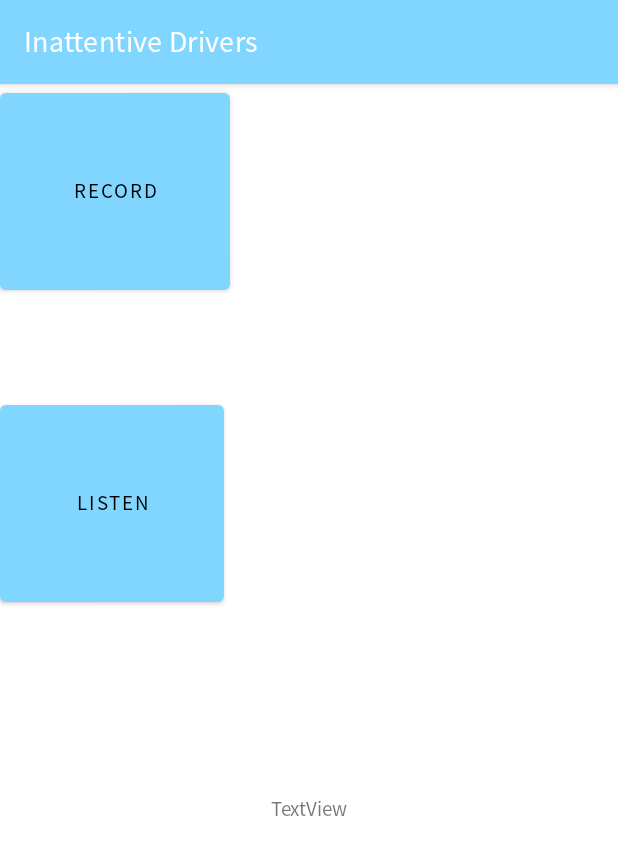
After one commit to martimarino/CAReful, an Android app: the Microphone screen opened directly, with no data from a screen before it, on a phone screen of 412 x 824 dp. The commit adds this screen. Shown: the top 855 px of the screen. Run offline under Robolectric (Android 15) with nearby library versions, the phone set to English and light mode, and no system bars; libraries missing offline, so code that uses them is left out: com.karumi.dexter.

Commit message:
Microphone

```diff
--- a/application/app/build.gradle
+++ b/application/app/build.gradle
@@ -49,4 +49,6 @@ dependencies {
     androidTestImplementation 'androidx.test.ext:junit:1.1.3'
     androidTestImplementation 'androidx.test.espresso:espresso-core:3.4.0'
     implementation 'com.google.android.gms:play-services-location:19.0.1'
+    implementation 'com.karumi:dexter:6.2.2'
+    implementation "androidx.core:core-ktx:+"
 }
--- a/application/app/src/main/AndroidManifest.xml
+++ b/application/app/src/main/AndroidManifest.xml
@@ -7,6 +7,8 @@
     <uses-permission android:name="android.permission.ACCESS_FINE_LOCATION" />
     <uses-permission android:name="android.permission.INTERNET" />
     <uses-permission android:name="android.permission.HIGH_SAMPLING_RATE_SENSORS" />
+    <uses-permission android:name="android.permission.RECORD_AUDIO" />
+    <uses-permission android:name="android.permission.WRITE_EXTERNAL_STORAGE" />
 
     <application
         android:allowBackup="true"
@@ -24,6 +26,9 @@
 
         <activity
             android:name=".ui.newtrip.AccelerometerActivity"
+            android:exported="false" />
+        <activity
+            android:name=".ui.newtrip.Microphone"
             android:exported="false" />
         <activity
             android:name=".ui.newtrip.SmartphoneActivity"
--- /dev/null
+++ b/application/app/src/main/java/it/unipi/dii/inattentivedrivers/ui/newtrip/Microphone.java
@@ -0,0 +1,357 @@
+package it.unipi.dii.inattentivedrivers.ui.newtrip;
+
+import androidx.annotation.NonNull;
+import androidx.appcompat.app.AppCompatActivity;
+
+
+
+import android.Manifest;
+import android.hardware.SensorManager;
+import android.media.AudioFormat;
+import android.media.AudioManager;
+import android.media.AudioRecord;
+import android.media.MediaPlayer;
+import android.media.MediaRecorder;
+import android.os.Bundle;
+import android.os.Environment;
+import android.os.Handler;
+import android.view.View;
+import android.widget.Button;
+import android.widget.ImageButton;
+import android.widget.TextView;
+import android.widget.Toast;
+
+import com.karumi.dexter.Dexter;
+import com.karumi.dexter.MultiplePermissionsReport;
+import com.karumi.dexter.PermissionToken;
+import com.karumi.dexter.listener.PermissionRequest;
+import com.karumi.dexter.listener.multi.MultiplePermissionsListener;
+
+import java.io.FileNotFoundException;
+import java.io.FileOutputStream;
+import java.io.IOException;
+import java.util.List;
+import java.util.Locale;
+
+import android.content.Context;
+import android.content.pm.PackageManager;
+import android.media.MediaPlayer;
+import android.media.MediaRecorder;
+import android.os.Bundle;
+
+import androidx.annotation.Nullable;
+import androidx.core.app.ActivityCompat;
+
+import android.util.Log;
+import android.view.View;
+import android.view.ViewGroup;
+import android.widget.Button;
+import android.widget.LinearLayout;
+
+import it.unipi.dii.inattentivedrivers.MainActivity;
+import it.unipi.dii.inattentivedrivers.R;
+
+
+public class Microphone extends AppCompatActivity {
+
+    private static final String LOG_TAG = "AudioRecordTest";
+    private static final int REQUEST_RECORD_AUDIO_PERMISSION = 200;
+    private MediaRecorder recorder = null;
+    private MediaPlayer reproducer = null;
+    private static String filename = null;
+    private boolean listening = false;
+    private boolean recording = false;
+    private Button button;
+    private Button button2;
+    private boolean permissionToRecordAccepted = false;
+    private String[] permissions = {Manifest.permission.RECORD_AUDIO};
+    private static final int RECORDER_SAMPLERATE = 8000;
+    private static final int RECORDER_CHANNELS = AudioFormat.CHANNEL_IN_MONO;
+    private static final int RECORDER_AUDIO_ENCODING = AudioFormat.ENCODING_PCM_16BIT;
+    private Thread recordingThread = null;
+
+    private AudioRecord rec = null;
+
+    int BufferElements2Rec = 1024; // want to play 2048 (2K) since 2 bytes we use only 1024
+    int BytesPerElement = 2; // 2 bytes in 16bit format
+    private final double referenceAmplitude = 2700.0;  //0.0001
+    private final int AUDIO_RECORDING_DELAY = 1000;
+
+    private void makeToast(String text) {
+        Toast.makeText(Microphone.this, text, Toast.LENGTH_SHORT).show();
+    }
+
+    @Override
+    public void onRequestPermissionsResult(int requestCode, @NonNull String[] permissions, @NonNull int[] grantResults) {
+        super.onRequestPermissionsResult(requestCode, permissions, grantResults);
+        switch (requestCode) {
+            case REQUEST_RECORD_AUDIO_PERMISSION:
+                permissionToRecordAccepted = grantResults[0] == PackageManager.PERMISSION_GRANTED;
+                break;
+        }
+        if (!permissionToRecordAccepted) finish();
+
+    }
+
+
+
+/*    @Override
+    protected void onCreate(Bundle savedInstanceState) {
+        super.onCreate(savedInstanceState);
+        setContentView(R.layout.activity_microphone);
+        button = findViewById(R.id.record);
+
+        Dexter.withContext(this)
+                .withPermissions(new String[]{Manifest.permission.RECORD_AUDIO})
+                .withListener(new MultiplePermissionsListener() {
+                    @Override
+                    public void onPermissionsChecked(MultiplePermissionsReport multiplePermissionsReport) {
+                        record();
+                        startRecording();
+                    }
+
+                    @Override
+                    public void onPermissionRationaleShouldBeShown(List<PermissionRequest> list, PermissionToken permissionToken) {
+                        makeToast("Permissions Required!");
+                    }
+                }).check();
+
+        button.setOnClickListener(new View.OnClickListener() {
+            @Override
+            public void onClick(View view) {
+                record();
+            }
+        });
+        AudioManager manager = (AudioManager) getSystemService(AUDIO_SERVICE);
+
+        filename = Environment.getExternalStorageDirectory().getAbsolutePath();
+        filename += "/registrazione.3gp";
+    }*/
+
+
+    @Override
+    public void onCreate(Bundle icicle) {
+        super.onCreate(icicle);
+        setContentView(R.layout.activity_microphone);
+        // Record to the external cache directory for visibility
+        filename = getExternalCacheDir().getAbsolutePath();
+        filename += "/audiorecordtest.3gp";
+
+        ActivityCompat.requestPermissions(this, permissions, REQUEST_RECORD_AUDIO_PERMISSION);
+
+        int bufferSize = AudioRecord.getMinBufferSize(RECORDER_SAMPLERATE,
+                RECORDER_CHANNELS, RECORDER_AUDIO_ENCODING);
+
+        button = findViewById(R.id.record);
+        button.setOnClickListener(view -> record());
+        button2 = findViewById(R.id.listen);
+        button2.setOnClickListener(view -> listen());
+
+/*
+        final Handler handler = new Handler();
+        handler.postDelayed(new Runnable() {
+            @Override
+            public void run() {
+                final double amplitude = getAmplitude();
+                TextView tv = findViewById(R.id.textActivityMicrophone);
+                tv.setText(String.format(Locale.US, "%.1f", amplitude));
+                handler.postDelayed(this, AUDIO_RECORDING_DELAY);
+            }
+        }, AUDIO_RECORDING_DELAY);
+*/
+
+    }
+
+    @Override
+    protected void onResume() {
+        super.onResume();
+    }
+
+    @Override
+    protected void onPause() {
+        super.onPause();
+
+        if (recorder != null){
+            recorder.release();
+            recorder = null;
+        }
+
+        //reproducer can be removed
+        if (reproducer != null) {
+            reproducer.release();
+            reproducer = null;
+        }
+/*        if (rec != null) {
+            rec.release();
+            rec = null;
+        }
+
+        if (reproducer != null) {
+            reproducer.release();
+            reproducer = null;
+        }*/
+    }
+
+    public void record() {
+
+        button = findViewById(R.id.record);
+        if (recording) {
+            stopRecording();
+            button.setText("Record");
+        } else {
+            startRecording();
+            button.setText("Stop Recording");
+        }
+        recording = !recording;
+    }
+
+    //listen can be removed
+    public void listen() {
+        button2 = findViewById(R.id.listen);
+        if (listening) {
+            stopListening();
+            button2.setText("Listen");
+        } else {
+            reproduce();
+            button2.setText("Stop");
+        }
+        listening = !listening;
+    }
+
+    private void reproduce() {
+        reproducer = new MediaPlayer();
+        try {
+            reproducer.setDataSource(filename);
+            reproducer.prepare();
+            reproducer.start();
+        } catch (IOException e) {
+            System.out.println("Error");
+        }
+    }
+
+    private void stopListening() {
+        reproducer.release();
+        reproducer = null;
+    }
+
+    private void startRecording() {
+        recorder = new MediaRecorder();
+        recorder.setAudioSource(MediaRecorder.AudioSource.MIC);
+        recorder.setOutputFormat(MediaRecorder.OutputFormat.THREE_GPP);
+        recorder.setOutputFile(filename);
+        recorder.setAudioEncoder(MediaRecorder.AudioEncoder.AMR_NB);
+        try {
+            recorder.prepare();
+        } catch (IOException e){
+            System.out.println("Error");
+        }
+        recorder.start();
+
+        final Handler handler = new Handler();
+        handler.postDelayed(new Runnable() {
+            @Override
+            public void run() {
+                final double amplitude = getAmplitude();
+/*                if (amplitude > 60.0) {
+                    fai qualcosa;
+                }*/
+                TextView tv = findViewById(R.id.textActivityMicrophone);
+                tv.setText(String.format(Locale.US, "%.1f", amplitude));
+                handler.postDelayed(this, AUDIO_RECORDING_DELAY);
+            }
+        }, AUDIO_RECORDING_DELAY);
+
+/*
+        }
+        rec = new AudioRecord(MediaRecorder.AudioSource.MIC,
+                RECORDER_SAMPLERATE, RECORDER_CHANNELS,
+                RECORDER_AUDIO_ENCODING, BufferElements2Rec * BytesPerElement);
+        rec.startRecording();
+        recording = true;
+        // prova buffer
+        recordingThread = new Thread(new Runnable() {
+            @Override
+            public void run() {
+                writeAudioDataToFile();
+            }
+        }, "AudioRecorder Thread");
+        recordingThread.start();
+        //*/
+    }
+
+        //double amplitude = recorder.getMaxAmplitude();
+/*        double decibel = 20 * Math.log10(amplitude / 2700.0);
+        TextView tv = findViewById(R.id.textActivityMicrophone);
+        tv.setText("Decibel: " + amplitude);*/
+
+
+    private void stopRecording(){
+        //rec.stop();
+        recorder.stop();
+        //
+        //recording = false;
+        //
+        double amplitude = recorder.getMaxAmplitude();
+        double decibel = 20 * Math.log10(amplitude / 2700.0);
+        TextView tv = findViewById(R.id.textActivityMicrophone);
+        tv.setText("Decibel: " + amplitude);
+        recorder.release();
+        recorder = null;
+    }
+
+
+/*    private void writeAudioDataToFile() {
+        // write the output audio in byte
+        String filepath = filename;
+        short sData[] = new short[BufferElements2Rec];
+
+        FileOutputStream os = null;
+        try {
+            os = new FileOutputStream(filepath);
+        } catch (FileNotFoundException e) {
+            e.printStackTrace();
+        }
+
+        while (recording) {
+            //gets the voice output from microphone to byte format
+            rec.read(sData, 0, BufferElements2Rec);
+            System.out.println("Short writing to file" + sData.toString());
+            try {
+                // writes the data to file from buffer
+                //stores the voice buffer
+                byte bData[] = short2byte(sData);
+                os.write(bData, 0, BufferElements2Rec * BytesPerElement);
+            } catch (IOException e){
+                e.printStackTrace();
+            }
+        }
+        try {
+            os.close();
+        } catch (IOException e) {
+            e.printStackTrace();
+        }
+    }
+
+    private byte[] short2byte(short[] sData) {
+        int shortArrsize = sData.length;
+        byte[] bytes = new byte[shortArrsize * 2];
+        for (int i=0; i < shortArrsize; i++) {
+            bytes[i * 2] = (byte) (sData[i] & 0x00FF);
+            bytes[(i * 2) + 1] = (byte) (sData[i] >> 8);
+        }
+        return bytes;
+    }*/
+
+    private double getAmplitude(){
+        if(recorder != null){
+            final double maxAmplitude = recorder.getMaxAmplitude();
+            final double amplitude = 20 * Math.log10(maxAmplitude / referenceAmplitude);
+
+            return amplitude;
+        }
+        else{
+            return 0.0;
+        }
+    }
+
+}
--- /dev/null
+++ b/application/app/src/main/res/layout/activity_microphone.xml
@@ -0,0 +1,49 @@
+<?xml version="1.0" encoding="utf-8"?>
+<androidx.constraintlayout.widget.ConstraintLayout xmlns:android="http://schemas.android.com/apk/res/android"
+    xmlns:app="http://schemas.android.com/apk/res-auto"
+    xmlns:tools="http://schemas.android.com/tools"
+    android:layout_width="match_parent"
+    android:layout_height="match_parent"
+    tools:context=".ui.newtrip.Microphone">
+
+    <Button
+        android:id="@+id/record"
+        android:layout_width="153dp"
+        android:layout_height="143dp"
+        android:minWidth="48dp"
+        android:minHeight="48dp"
+        android:onClick="record"
+        android:text="Record"
+        tools:layout_editor_absoluteX="34dp"
+        tools:layout_editor_absoluteY="202dp"
+        tools:ignore="MissingConstraints,OnClick" />
+
+    <Button
+        android:id="@+id/listen"
+        android:layout_width="149dp"
+        android:layout_height="143dp"
+        android:layout_marginTop="208dp"
+        android:minWidth="48dp"
+        android:minHeight="48dp"
+        android:onClick="listen"
+        android:text="Listen"
+        app:layout_constraintTop_toTopOf="parent"
+        app:srcCompat="@android:drawable/checkbox_off_background"
+        tools:ignore="MissingConstraints,OnClick,SpeakableTextPresentCheck"
+        tools:layout_editor_absoluteX="217dp" />
+
+
+    <TextView
+        android:id="@+id/textActivityMicrophone"
+        android:layout_width="81dp"
+        android:layout_height="58dp"
+        android:text="TextView"
+        android:textAlignment="center"
+        app:layout_constraintBottom_toBottomOf="parent"
+        app:layout_constraintEnd_toEndOf="parent"
+        app:layout_constraintStart_toStartOf="parent"
+        app:layout_constraintTop_toTopOf="parent"
+        app:layout_constraintVertical_bias="0.668"
+        tools:ignore="MissingConstraints" />
+
+</androidx.constraintlayout.widget.ConstraintLayout>
```
Also changed, not shown: application/app/src/main/java/it/unipi/dii/inattentivedrivers/ui/profile/ProfileFragment.java (+52 -0 lines).
